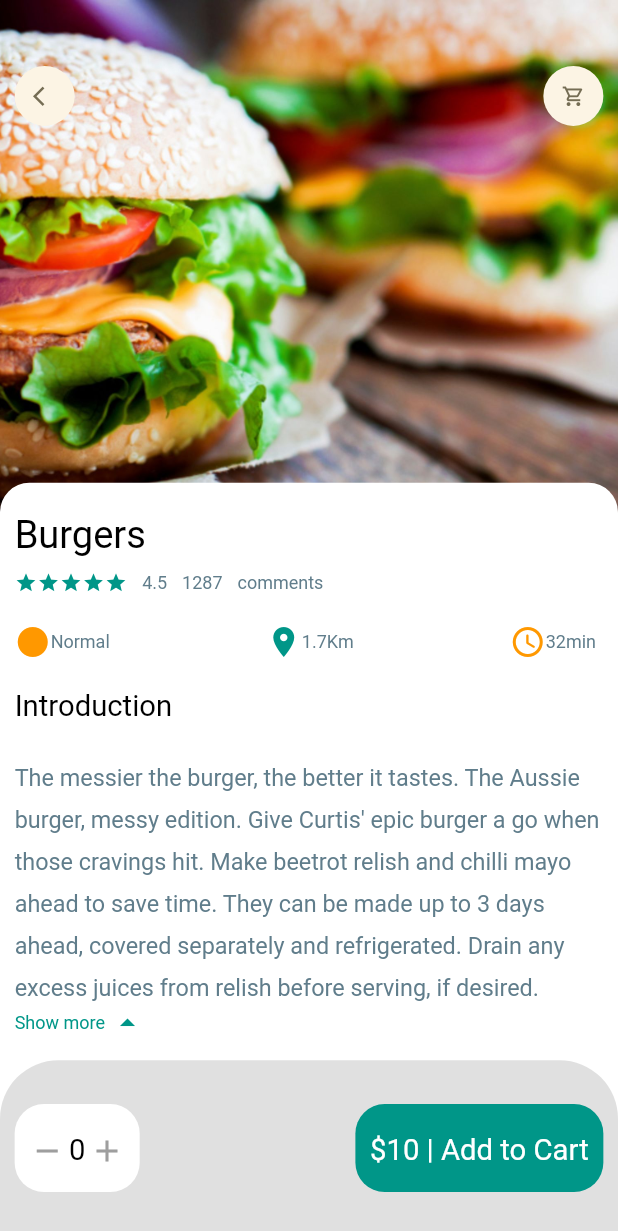
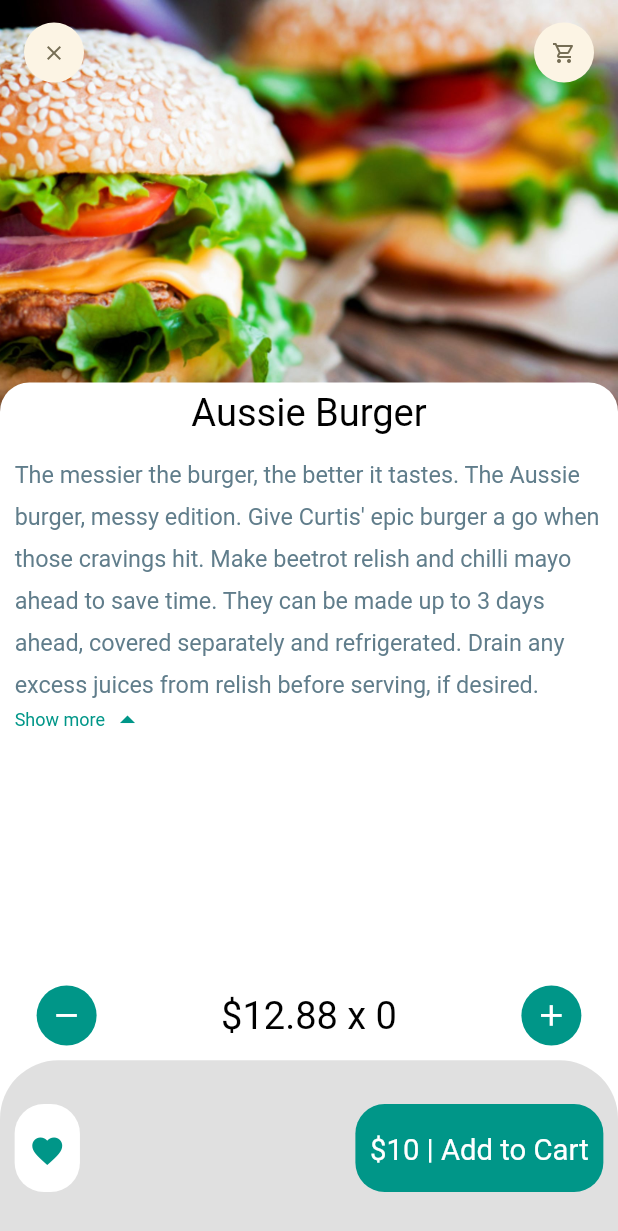
Before and after one commit to tonyd2020/flutter_food_delivery, a Flutter app: the screen it shows after launch, after a tap on "Show more", on a phone screen of 412 x 824 dp. Shown: the top 1231 px of the screen. Run offline on Flutter 3.47's test engine with Material 2 defaults, Android fonts, the phone set to English and light mode, and no system bars; our stand-ins replace dots_indicator, get.

```diff
--- /dev/null
+++ b/lib/controllers/popular_product_controller.dart
@@ -0,0 +1,21 @@
+import 'package:food_delivery/data/repository/popular_product_repo.dart';
+import 'package:get/get.dart';
+
+class PopularProductController extends GetxController {
+  final PopularProductRepo popularProductRepo;
+  PopularProductController({required this.popularProductRepo});
+  List<dynamic> _popularProductList =[];
+  List<dynamic> get popularProductList => _popularProductList;
+
+  Future<void> getPopularProductList() async {
+    Response response = await popularProductRepo.getPopularProductList();
+    if(response.statusCode == 200){
+      _popularProductList =[];
+      // _popularProductList.addAll();
+      update();
+    }else{
+
+    }
+  }
+
+}
--- /dev/null
+++ b/lib/data/api/api_client.dart
@@ -0,0 +1,25 @@
+import 'package:get/get.dart';
+
+class ApiClient extends GetConnect implements GetxService {
+  late String token;
+  final String appBaseUrl;
+  late Map<String, String> _mainHeaders;
+
+  ApiClient({required this.appBaseUrl}) {
+    baseUrl = appBaseUrl;
+    timeout = Duration(seconds: 30);
+    _mainHeaders = {
+      'Content-Type':'application/json; charset=UTF-8',
+      'Authorization':'Bearer $token',
+    };
+  }
+
+  Future <Response> getData(String uri) async {
+    try {
+      Response response = await get(uri);
+      return response;
+    }catch(e){
+      return Response(statusCode: 1, statusText: e.toString());
+    }
+  }
+}
--- /dev/null
+++ b/lib/data/repository/popular_product_repo.dart
@@ -0,0 +1,13 @@
+import 'package:food_delivery/data/api/api_client.dart';
+import 'package:get/get.dart';
+
+class PopularProductRepo extends GetxService {
+  final ApiClient apiClient;
+
+  PopularProductRepo({required this.apiClient});
+
+  Future<Response> getPopularProductList() async {
+    return await apiClient.getData("end point url");
+
+  }
+}
--- /dev/null
+++ b/lib/helper/dependencies.dart
@@ -0,0 +1,15 @@
+import 'package:food_delivery/controllers/popular_product_controller.dart';
+import 'package:food_delivery/data/api/api_client.dart';
+import 'package:food_delivery/data/repository/popular_product_repo.dart';
+import 'package:get/get.dart';
+
+Future<void> init()async {
+  //api client init
+  Get.lazyPut(() => ApiClient(appBaseUrl: "https://"));
+
+  // repos init
+  Get.lazyPut(() => PopularProductRepo(apiClient: Get.find()));
+
+  //controllers init
+  Get.lazyPut(() => PopularProductController(popularProductRepo: Get.find()));
+}
--- a/lib/main.dart
+++ b/lib/main.dart
@@ -1,9 +1,13 @@
 import 'package:flutter/material.dart';
 import 'package:food_delivery/pages/food/popular_food_detail.dart';
+import 'package:food_delivery/pages/food/recommended_food_details.dart';
 import 'package:food_delivery/pages/home/main_food_page.dart';
 import 'package:get/get_navigation/src/root/get_material_app.dart';
+import 'helper/dependencies.dart' as dep;
 
-void main() {
+Future<void> main() async {
+  WidgetsFlutterBinding.ensureInitialized();
+  await dep.init();
   runApp(const MyApp());
 }
 
@@ -19,7 +23,7 @@ class MyApp extends StatelessWidget {
       theme: ThemeData(
         primarySwatch: Colors.blue,
       ),
-      home: const PopularFoodDetail(),
+      home: const RecommendedFoodDetail(),
       // home: const MainFoodPage(),
     );
   }
--- /dev/null
+++ b/lib/pages/food/recommended_food_details.dart
@@ -0,0 +1,157 @@
+import 'package:flutter/cupertino.dart';
+import 'package:flutter/material.dart';
+import 'package:food_delivery/utils/dimensions.dart';
+import 'package:food_delivery/widgets/expandable_text_widget.dart';
+
+import '../../widgets/app_icon.dart';
+import '../../widgets/big_text.dart';
+
+class RecommendedFoodDetail extends StatelessWidget {
+  const RecommendedFoodDetail({Key? key}) : super(key: key);
+
+  @override
+  Widget build(BuildContext context) {
+    return Scaffold(
+      backgroundColor: Colors.white,
+      body: CustomScrollView(
+        slivers: [
+          SliverAppBar(
+            toolbarHeight: 70,
+            title: Row(
+              mainAxisAlignment: MainAxisAlignment.spaceBetween,
+              children: [
+                AppIcon(icon: Icons.clear),
+                AppIcon(icon: Icons.shopping_cart_outlined)
+              ],
+            ),
+            bottom: PreferredSize(
+              preferredSize: Size.fromHeight(20),
+              child: Container(
+                width: double.maxFinite,
+                padding: EdgeInsets.only(top: 5, bottom: 10),
+                decoration: BoxDecoration(
+                    color: Colors.white,
+                    borderRadius: BorderRadius.only(
+                      topLeft: Radius.circular(Dimensions.radius20),
+                      topRight: Radius.circular(Dimensions.radius20),
+                    )),
+                child: Center(
+                  child: BigText(
+                    size: Dimensions.font26,
+                    text: "Aussie Burger",
+                  ),
+                ),
+              ),
+            ),
+            pinned: true,
+            backgroundColor: Colors.teal,
+            expandedHeight: 300,
+            flexibleSpace: FlexibleSpaceBar(
+              background: Image.asset(
+                "assets/image/food0.jpg",
+                width: double.maxFinite,
+                fit: BoxFit.cover,
+              ),
+            ),
+          ),
+          SliverToBoxAdapter(
+            child: Column(
+              children: [
+                Container(
+                  margin: EdgeInsets.only(
+                      left: Dimensions.width20, right: Dimensions.width20),
+                  child: ExpandableTextWidget(
+                    text:
+                        "The messier the burger, the better it tastes. The Aussie burger, messy edition. Give Curtis' epic burger a go when those cravings hit. Make beetroot relish and chilli mayo ahead to save time. They can be made up to 3 days ahead, covered separately and refrigerated. Drain any excess juices from relish before serving, if desired.",
+                  ),
+                )
+              ],
+            ),
+          )
+        ],
+      ),
+      bottomNavigationBar: Column(
+        mainAxisSize: MainAxisSize.min,
+        children: [
+          Container(
+            padding: EdgeInsets.only(
+              left: Dimensions.width20*2.5,
+              right: Dimensions.width20*2.5,
+              top: Dimensions.height10,
+              bottom: Dimensions.height10,
+            ),
+            child: Row(
+              mainAxisAlignment: MainAxisAlignment.spaceBetween,
+              children: [
+                AppIcon(
+                  iconSize: Dimensions.iconSize24,
+                  iconColor: Colors.white,
+                  backgroundColor: Colors.teal,
+                  icon: Icons.remove,
+                ),
+                BigText(
+                  color: Colors.black,
+                    size: Dimensions.font26,
+                    text: " \$12.88" + " x " + "0 "),
+
+                AppIcon(
+                  iconSize: Dimensions.iconSize24,
+                  iconColor: Colors.white,
+                    backgroundColor: Colors.teal,
+                    icon: Icons.add,
+                ),
+              ],
+            ),
+          ),
+          Container(
+            height: Dimensions.bottomHeightBar,
+            padding: EdgeInsets.only(
+                top: Dimensions.height30,
+                bottom: Dimensions.height30,
+                left: Dimensions.width20,
+                right: Dimensions.width20),
+            decoration: BoxDecoration(
+                color: Colors.grey.shade300,
+                borderRadius: BorderRadius.only(
+                  topLeft: Radius.circular(Dimensions.radius20 * 2),
+                  topRight: Radius.circular(Dimensions.radius20 * 2),
+                )),
+            child: Row(
+              mainAxisAlignment: MainAxisAlignment.spaceBetween,
+              children: [
+                Container(
+                  padding: EdgeInsets.only(
+                      top: Dimensions.height20,
+                      bottom: Dimensions.height20,
+                      left: Dimensions.width20,
+                      right: Dimensions.width20),
+                  decoration: BoxDecoration(
+                      borderRadius: BorderRadius.circular(Dimensions.radius20),
+                      color: Colors.white),
+                  child: Icon(
+                    Icons.favorite,
+                    color: Colors.teal,
+                  ),
+                ),
+                Container(
+                  padding: EdgeInsets.only(
+                      top: Dimensions.height20,
+                      bottom: Dimensions.height20,
+                      left: Dimensions.width20,
+                      right: Dimensions.width20),
+                  child: BigText(
+                    text: "\$10 | Add to Cart",
+                    color: Colors.white,
+                  ),
+                  decoration: BoxDecoration(
+                      borderRadius: BorderRadius.circular(Dimensions.radius20),
+                      color: Colors.teal),
+                )
+              ],
+            ),
+          ),
+        ],
+      ),
+    );
+  }
+}
--- a/lib/widgets/app_icon.dart
+++ b/lib/widgets/app_icon.dart
@@ -6,14 +6,15 @@ class AppIcon extends StatelessWidget {
   final Color backgroundColor;
   final Color iconColor;
   final double size;
+  final double iconSize;
 
   AppIcon({
     Key? key,
     required this.icon,
     this.backgroundColor = const Color(0xFFfcf4e4),
     this.iconColor = const Color(0xFF756d54),
-    this.size = 40
-
+    this.size = 40,
+    this.iconSize = 16
   }) : super(key: key);
 
   @override
@@ -28,7 +29,7 @@ class AppIcon extends StatelessWidget {
       child: Icon(
         icon,
         color: iconColor,
-          size: Dimensions.iconSize16,
+          size: iconSize,
       ),
     );
   }
```
